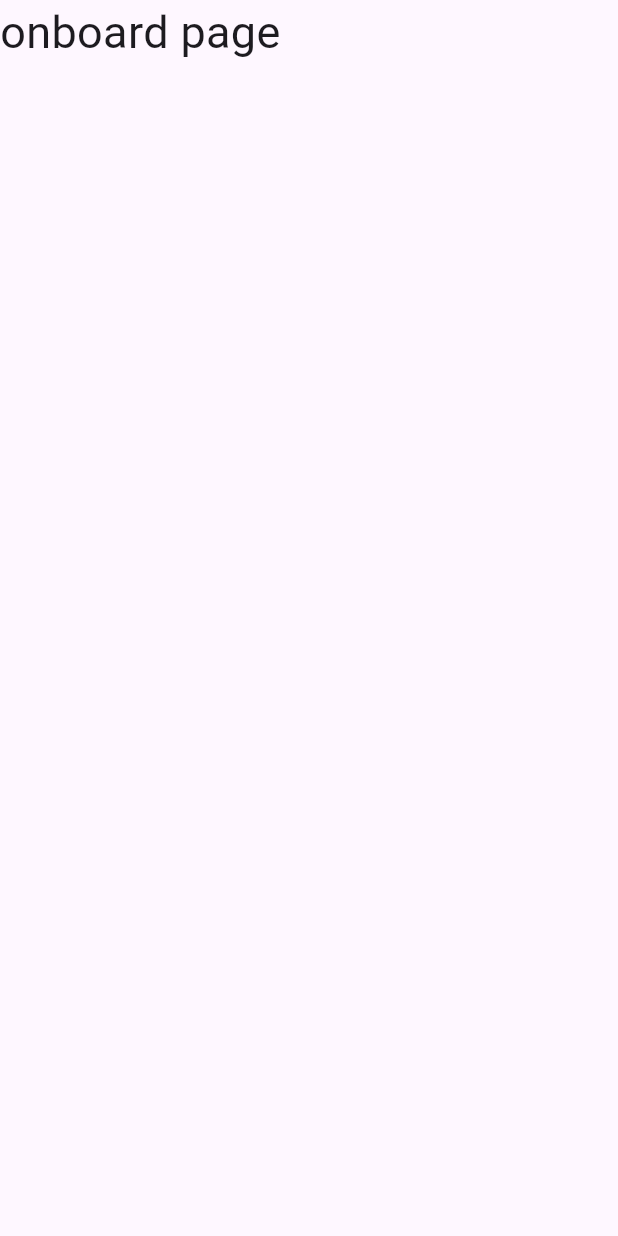
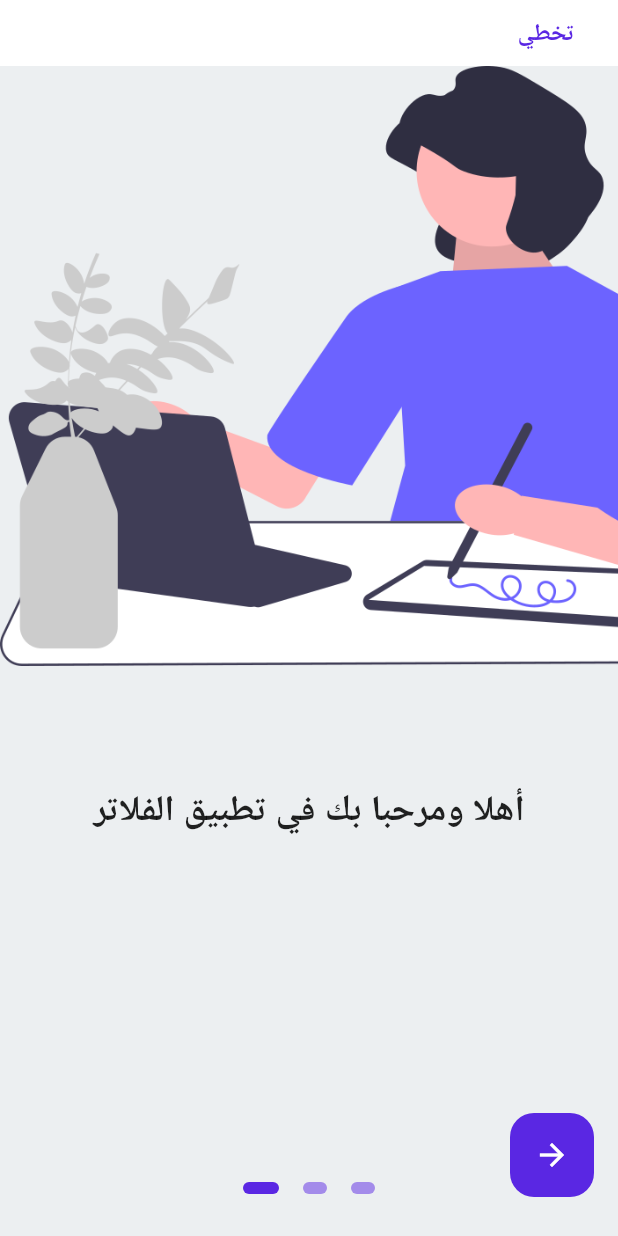
Before and after one commit to mo-adel-tronic/learning-app, a Flutter app: the screen it shows after launch, on a phone screen of 412 x 824 dp. Run offline on Flutter 3.47's test engine with Material 3 defaults, Android fonts, the phone set to English and light mode, and no system bars; drawn by our look-alikes of flutter_onboarding_slider; our stand-ins replace get.

Commit message:
handle onboard page

```diff
--- /dev/null
+++ b/devtools_options.yaml
@@ -0,0 +1 @@
+extensions:
--- a/lib/colors.dart
+++ b/lib/colors.dart
@@ -2,3 +2,5 @@ import 'package:flutter/material.dart';
 
 Color mainColor = const Color(0xff5A27E3);
 Color white = Colors.white;
+Color black = Colors.black87;
+Color? grey = Colors.blueGrey[50];
--- a/lib/main.dart
+++ b/lib/main.dart
@@ -1,5 +1,6 @@
 import 'package:flutter/material.dart';
 import 'package:get/get.dart';
+import 'package:get_proj/screens/home.dart';
 import 'package:get_proj/screens/onboarding.dart';
 import 'package:get_proj/screens/splash.dart';
 
@@ -10,10 +11,12 @@ class MyApp extends StatelessWidget {
   @override
   Widget build (BuildContext context) {
     return GetMaterialApp(
+      debugShowCheckedModeBanner: false,
       initialRoute: '/',
       getPages: [
         GetPage(name: '/', page: () => const Splash()),
         GetPage(name: '/onboard', page: () => const Onboarding()),
+        GetPage(name: '/home', page: () => const Home()),
       ],
     );
   }
--- /dev/null
+++ b/lib/screens/home.dart
@@ -0,0 +1,11 @@
+import 'package:flutter/material.dart';
+
+class Home extends StatelessWidget {
+  const Home({super.key});
+  @override
+  Widget build (BuildContext context) {
+    return Scaffold(
+      body: Text('home page', style: TextStyle(fontSize: 30),),
+    );
+  }
+}
--- a/lib/screens/onboarding.dart
+++ b/lib/screens/onboarding.dart
@@ -1,13 +1,56 @@
 import 'package:flutter/material.dart';
+import 'package:flutter_onboarding_slider/flutter_onboarding_slider.dart';
+import 'package:get/get.dart';
+import 'package:get_proj/colors.dart';
+import 'package:get_proj/widgets/onboard_body.dart';
 
 class Onboarding extends StatelessWidget {
   const Onboarding({super.key});
   @override
   Widget build (BuildContext context) {
-    return const Scaffold(
-      body: Text('onboard page', style: TextStyle(
-        fontSize: 30
-      ),),
+    return OnBoardingSlider(
+      finishButtonText: 'إنهاء',
+      onFinish: () {
+        Get.offAllNamed('/home');
+      },
+      finishButtonStyle: FinishButtonStyle(
+        backgroundColor: mainColor,
+      ),
+      skipTextButton: Text(
+        'تخطي',
+        style: TextStyle(
+          fontSize: 16,
+          color: mainColor,
+          fontWeight: FontWeight.w600,
+        ),
+      ),
+      controllerColor: mainColor,
+      totalPage: 3,
+      headerBackgroundColor: Colors.white,
+      pageBackgroundColor: grey,
+      background: [
+        Image.asset(
+          'images/onboard1.png',
+          fit: BoxFit.contain,
+          height: 400,
+        ),
+        Image.asset(
+          'images/onboard2.png',
+          fit: BoxFit.contain,
+          height: 400,
+        ),
+        Image.asset(
+          'images/onboard3.png',
+          fit: BoxFit.contain,
+          height: 400,
+        ),
+      ],
+      speed: 1.8,
+      pageBodies: [
+        onboardBody(context, title: 'أهلا ومرحبا بك في تطبيق الفلاتر'),
+        onboardBody(context, title: 'هنا سنبدا دروس تعلم وحدات الادخال'),
+        onboardBody(context, title: 'هيا لنبدأ'),
+      ],
     );
   }
 }
--- /dev/null
+++ b/lib/widgets/onboard_body.dart
@@ -0,0 +1,31 @@
+import 'package:flutter/material.dart';
+import 'package:get_proj/colors.dart';
+
+Widget onboardBody (BuildContext context, {required String title}) {
+  return Container(
+          alignment: Alignment.center,
+          width: MediaQuery.of(context).size.width,
+          padding: const EdgeInsets.symmetric(horizontal: 40),
+          child: Column(
+            mainAxisAlignment: MainAxisAlignment.start,
+            crossAxisAlignment: CrossAxisAlignment.center,
+            children: <Widget>[
+              const SizedBox(
+                height: 480,
+              ),
+              Text(
+                title,
+                textAlign: TextAlign.center,
+                style: TextStyle(
+                  color: black,
+                  fontSize: 24.0,
+                  fontWeight: FontWeight.w600,
+                ),
+              ),
+              const SizedBox(
+                height: 20,
+              ),
+            ],
+          ),
+        );
+}
--- a/pubspec.yaml
+++ b/pubspec.yaml
@@ -32,6 +32,7 @@ dependencies:
   flutter:
     sdk: flutter
   get: ^4.6.6
+  flutter_onboarding_slider: ^1.0.11
 
 dev_dependencies:
 
```
Also changed, not shown: images/flutter.png (deleted), images/onboard1.png (added), images/onboard2.png (added), images/onboard3.png (added), pubspec.lock, 2 other files.
